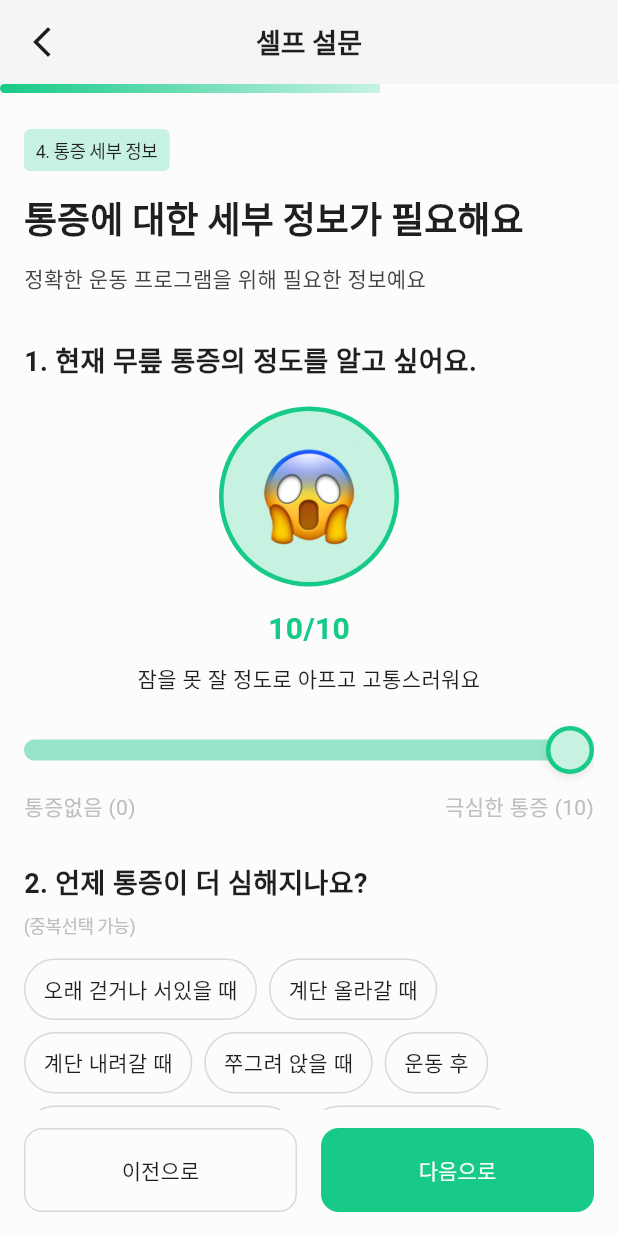
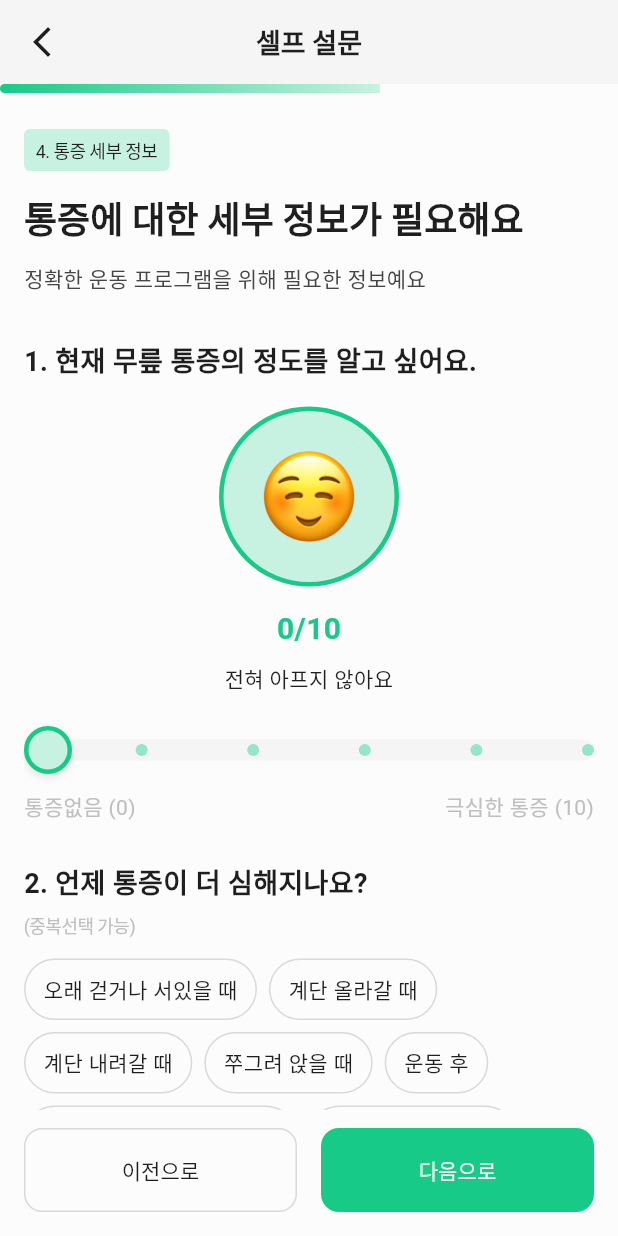
Before and after one commit to MEDILUX-club/DDUDUK, a Flutter app: the SurveyStep4LifestyleScreen widget shown alone on an empty page, opened directly, on a phone screen of 412 x 824 dp. Run offline on Flutter 3.47's test engine with Material 3 defaults, Android fonts, the phone set to English and light mode, and no system bars; our stand-ins replace flutter_svg, syncfusion_flutter_sliders; missing offline and left inert: syncfusion_flutter_core; Roboto replaces fonts that are missing (Pretendard).

Commit message:
feat:step4초기0으로 설정완료

```diff
--- a/lib/main.dart
+++ b/lib/main.dart
@@ -2,8 +2,7 @@
 import 'package:flutter/material.dart';
 import 'package:dduduk_app/theme/app_colors.dart';
 import 'package:dduduk_app/theme/app_text_styles.dart';
-//import 'package:dduduk_app/screens/auth/splash_screen.dart';
-import 'package:dduduk_app/screens/auth/onboarding_screen.dart';
+import 'package:dduduk_app/screens/auth/splash_screen.dart';
 
 void main() {
   runApp(const MyApp());
@@ -44,7 +43,7 @@ class MyApp extends StatelessWidget {
         useMaterial3: true,
       ),
       //home: const SplashScreen(),
-      home: const OnboardingScreen(),
+      home: const SplashScreen(),
     );
   }
 }
--- a/lib/screens/survey/survey_step4_pain_detail_screen.dart
+++ b/lib/screens/survey/survey_step4_pain_detail_screen.dart
@@ -17,7 +17,7 @@ class SurveyStep4LifestyleScreen extends StatefulWidget {
 
 class _SurveyStep4LifestyleScreenState
     extends State<SurveyStep4LifestyleScreen> {
-  double _painLevel = 10;
+  double _painLevel = 0;
   String? _selectedPainPattern;
   final Set<String> _selectedPainTriggers = {};
   String? _selectedPainDuration;
```
